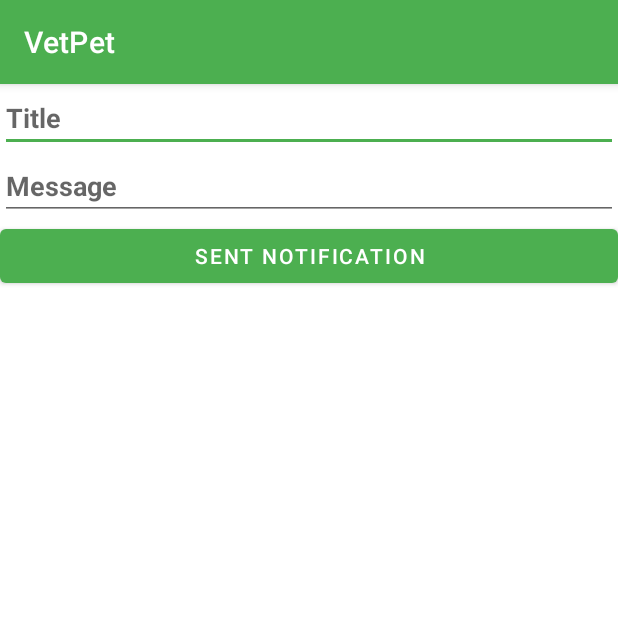
After one commit to Kobicohenn1/Vet-Pet-Project, an Android app: the PushNotifications screen opened directly, with no data from a screen before it, on a phone screen of 412 x 824 dp, the top half of it. The commit adds this screen. Run offline under Robolectric (Android 15) with nearby library versions, the phone set to English and light mode, and no system bars.

Commit message:
Push Notifications Added

```diff
--- a/firstAPP/app/build.gradle
+++ b/firstAPP/app/build.gradle
@@ -35,7 +35,9 @@ dependencies {
     implementation 'androidx.constraintlayout:constraintlayout:2.1.2'
     implementation 'com.google.firebase:firebase-auth:21.0.1'
     implementation 'com.google.firebase:firebase-database:20.0.2'
+    implementation 'com.google.firebase:firebase-messaging:23.0.0'
     testImplementation 'junit:junit:4.+'
     androidTestImplementation 'androidx.test.ext:junit:1.1.3'
     androidTestImplementation 'androidx.test.espresso:espresso-core:3.4.0'
+    implementation 'com.android.volley:volley:1.1.1'
 }
--- /dev/null
+++ b/firstAPP/app/src/main/java/com/example/myfirstapp/PushNotifications.java
@@ -0,0 +1,43 @@
+package com.example.myfirstapp;
+
+import androidx.appcompat.app.AppCompatActivity;
+
+import android.os.Bundle;
+import android.view.View;
+import android.widget.Button;
+import android.widget.EditText;
+import android.widget.Toast;
+
+import com.google.firebase.messaging.FirebaseMessaging;
+
+public class PushNotifications extends AppCompatActivity {
+    private EditText title,message;
+    private Button sentbtn;
+    @Override
+    protected void onCreate(Bundle savedInstanceState) {
+        super.onCreate(savedInstanceState);
+        setContentView(R.layout.activity_push_notifications);
+
+        FirebaseMessaging.getInstance().subscribeToTopic("all");
+        title = findViewById(R.id.title_id);
+        message = findViewById(R.id.message_id);
+        sentbtn = findViewById(R.id.setn_btn);
+
+        sentbtn.setOnClickListener(new View.OnClickListener() {
+            @Override
+            public void onClick(View v) {
+                if(!title.getText().toString().isEmpty() && !message.getText().toString().isEmpty())
+                {
+                    FcmNotificationsSender notificationsSender = new FcmNotificationsSender("/topics/all",title.getText().toString(),message.getText().toString(),getApplicationContext(),PushNotifications.this);
+                    notificationsSender.SendNotifications();
+
+                }else
+                {
+                    Toast.makeText(PushNotifications.this, "Please give your data", Toast.LENGTH_SHORT).show();
+                }
+
+            }
+        });
+
+    }
+}
--- /dev/null
+++ b/firstAPP/app/src/main/res/layout/activity_push_notifications.xml
@@ -0,0 +1,32 @@
+<?xml version="1.0" encoding="utf-8"?>
+<LinearLayout xmlns:android="http://schemas.android.com/apk/res/android"
+    xmlns:app="http://schemas.android.com/apk/res-auto"
+    xmlns:tools="http://schemas.android.com/tools"
+    android:layout_width="match_parent"
+    android:layout_height="match_parent"
+    android:orientation="vertical"
+    tools:context=".PushNotifications">
+
+    <EditText
+        android:layout_width="match_parent"
+        android:layout_height="wrap_content"
+        android:hint="Title"
+        android:textStyle="bold"
+        android:id="@+id/title_id"
+        />
+
+    <EditText
+        android:layout_width="match_parent"
+        android:layout_height="wrap_content"
+        android:hint="Message"
+        android:textStyle="bold"
+        android:id="@+id/message_id"
+        />
+    <Button
+        android:layout_width="match_parent"
+        android:layout_height="wrap_content"
+        android:text="Sent Notification"
+        android:id="@+id/setn_btn"
+        />
+
+</LinearLayout>
```
Also changed, not shown: firstAPP/app/src/main/AndroidManifest.xml (+20 -0 lines), firstAPP/app/src/main/java/com/example/myfirstapp/FcmNotificationsSender.java (added, +96 -0 lines), firstAPP/app/src/main/java/com/example/myfirstapp/FirebaseMessagingService.java (added, +103 -0 lines), firstAPP/app/src/main/java/com/example/myfirstapp/adminScreen.java (+8 -1 lines), firstAPP/app/src/main/res/layout/activity_admin_screen.xml (+12 -0 lines).
